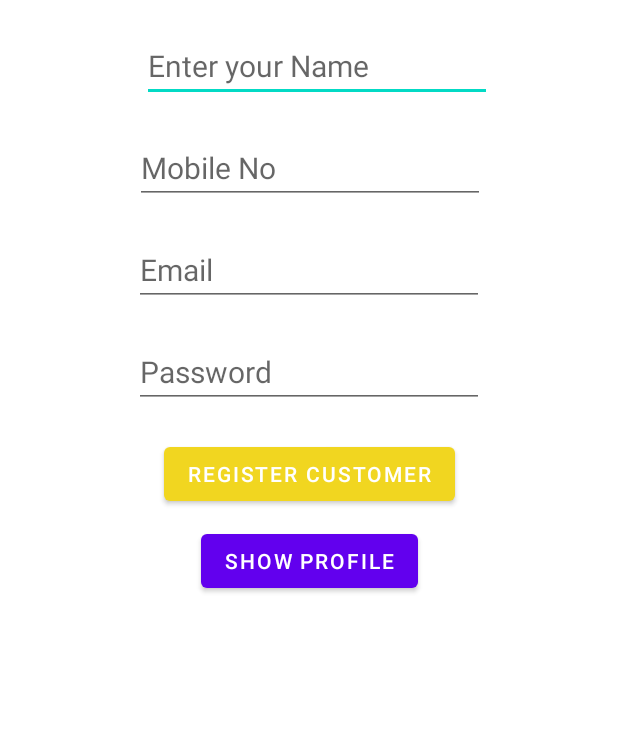
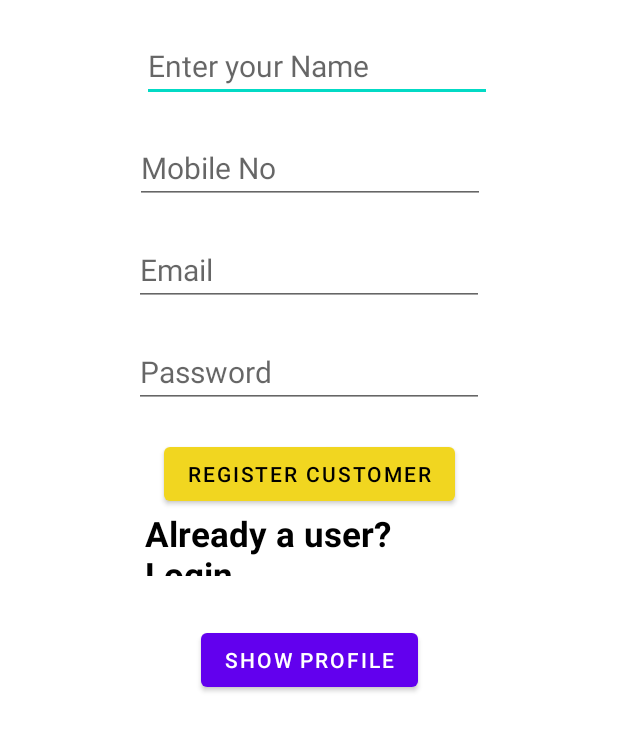
Before and after one commit to Sandali329/Xerox, an Android app: the CusRegister screen opened directly, with no data from a screen before it, on a phone screen of 412 x 824 dp, the part 410-1162 px from its top. Run offline under Robolectric (Android 15) with nearby library versions, the phone set to English and light mode, and no system bars; our stand-ins replace Firebase (no records; nobody signed in at launch, a user with empty details on screens opened directly).

Commit message:
connect login pages

```diff
--- a/app/src/main/AndroidManifest.xml
+++ b/app/src/main/AndroidManifest.xml
@@ -9,7 +9,8 @@
         android:roundIcon="@mipmap/ic_launcher_round"
         android:supportsRtl="true"
         android:theme="@style/Theme.Xerox">
-        <activity android:name=".Adminpage"></activity>
+        <activity android:name=".MainActivity2"></activity>
+        <activity android:name=".Adminpage" />
         <activity android:name=".supcusselect" />
         <activity android:name=".cusselect" />
         <activity android:name=".UPDATEFRUIT" />
--- a/app/src/main/java/com/example/xerox/SupplierActivity1.java
+++ b/app/src/main/java/com/example/xerox/SupplierActivity1.java
@@ -25,8 +25,9 @@ public class SupplierActivity1 extends AppCompatActivity {
 
         cart = findViewById(R.id.cart_btn);
         et_supName = findViewById(R.id.et_supName);
+
         Intent start = getIntent();
-        name = start.getStringExtra("name");
+        name = start.getStringExtra("sendName");
         et_supName.setText(name);
 
     }
--- a/app/src/main/res/layout/activity_cus_register.xml
+++ b/app/src/main/res/layout/activity_cus_register.xml
@@ -80,6 +80,7 @@
         android:layout_marginTop="20dp"
         android:onClick="CreateData"
         android:text="@string/btn_Creg"
+        android:textColor="@color/black"
         app:backgroundTint="@color/btn_register"
         app:layout_constraintEnd_toEndOf="parent"
         app:layout_constraintHorizontal_bias="0.5"
@@ -90,8 +91,25 @@
         android:id="@+id/btn_show"
         android:layout_width="wrap_content"
         android:layout_height="wrap_content"
-        android:layout_marginTop="10dp"
+        android:layout_marginTop="32dp"
         android:text="@string/btn_show"
+        app:layout_constraintEnd_toEndOf="parent"
+        app:layout_constraintHorizontal_bias="0.5"
+        app:layout_constraintStart_toStartOf="parent"
+        app:layout_constraintTop_toBottomOf="@+id/TvCusLogin" />
+
+    <TextView
+        android:id="@+id/TvCusLogin"
+        android:layout_width="228dp"
+        android:layout_height="44dp"
+        android:layout_marginStart="96dp"
+        android:layout_marginLeft="96dp"
+        android:layout_marginEnd="87dp"
+        android:layout_marginRight="87dp"
+        android:text="Already a user? Login"
+        android:textColor="@color/black"
+        android:textSize="23dp"
+        android:textStyle="bold"
         app:layout_constraintEnd_toEndOf="parent"
         app:layout_constraintHorizontal_bias="0.5"
         app:layout_constraintStart_toStartOf="parent"
```
Also changed, not shown: app/src/main/java/com/example/xerox/MainActivity.java (+10 -9 lines), app/src/main/java/com/example/xerox/MainActivity2.java (added, +14 -0 lines), app/src/main/java/com/example/xerox/RegisterActivity.java (+16 -0 lines), app/src/main/res/layout/activity_main.xml (+9 -19 lines), app/src/main/res/layout/activity_main2.xml (added, +41 -0 lines), app/src/main/res/layout/activity_supplier1.xml (+9 -6 lines).
